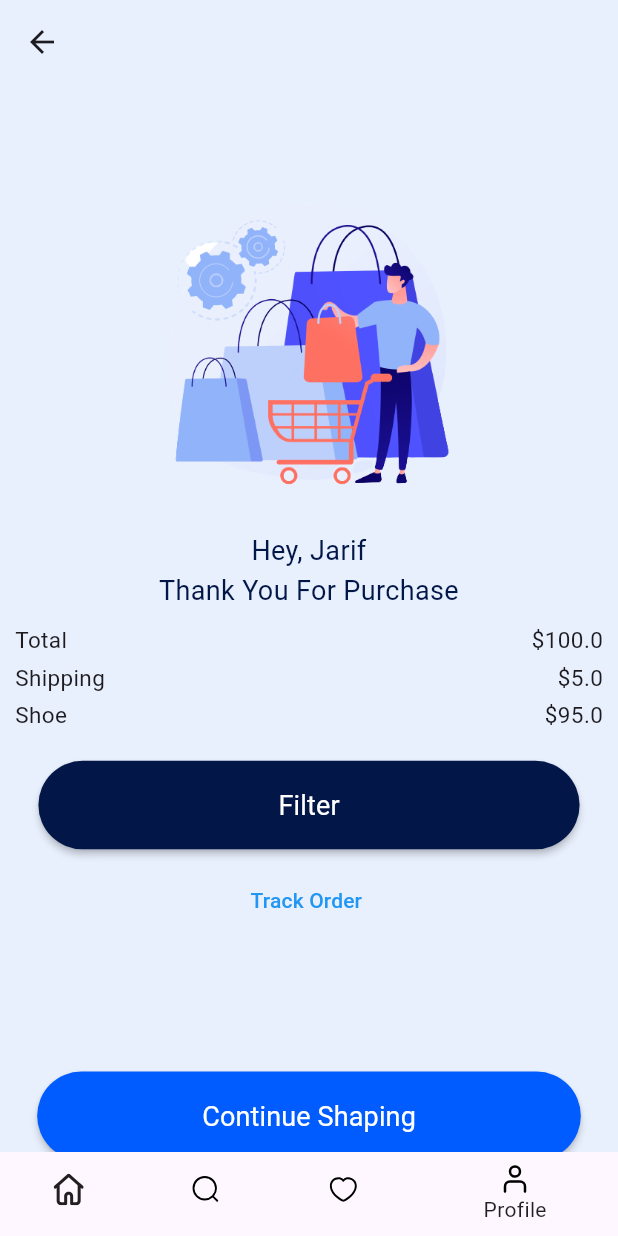
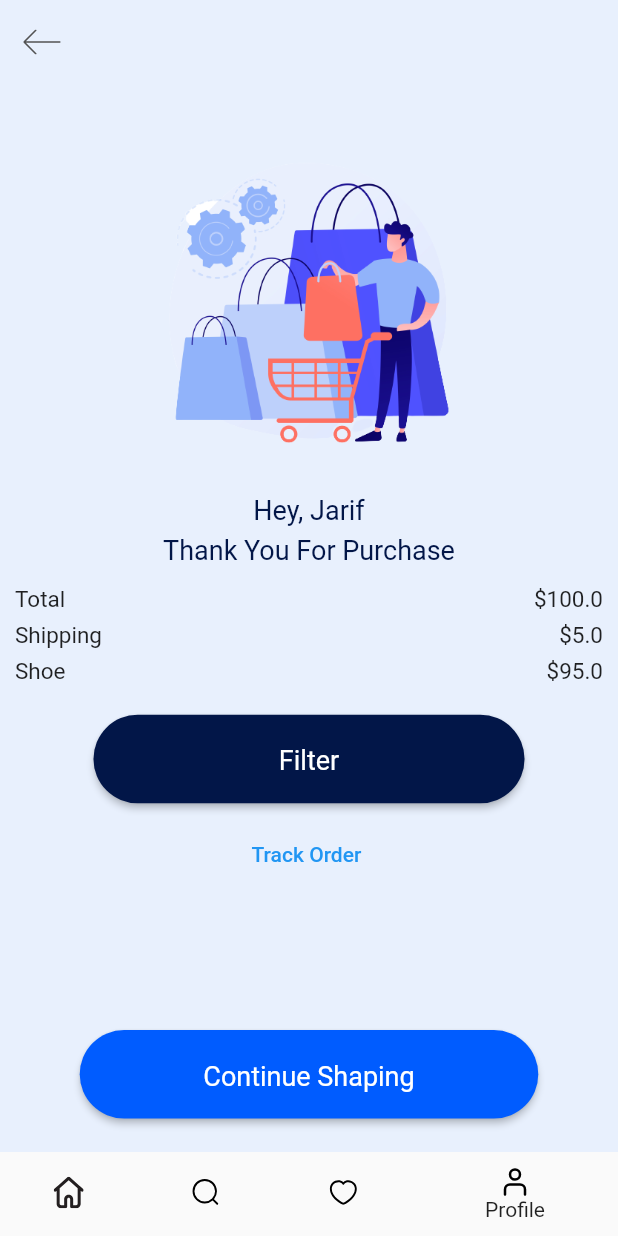
Before and after one commit to Anas2000Github/musice, a Flutter app: the screen it shows after launch, item 4 of the bottom bar chosen, after a tap on "Filter", on a phone screen of 412 x 824 dp. Run offline on Flutter 3.47's test engine with Material 2 defaults, Android fonts, the phone set to English and light mode, and no system bars; our stand-ins replace device_preview, flutter_svg, get; missing offline and left inert: custom_check_box.

Commit message:
responsive

```diff
--- a/lib/main.dart
+++ b/lib/main.dart
@@ -1,3 +1,5 @@
+import 'package:device_preview/device_preview.dart';
+import 'package:flutter/foundation.dart';
 import 'package:flutter/material.dart';
 import 'package:get/get_navigation/src/root/get_material_app.dart';
 import 'package:project_ecommerce/view/splash_screen.dart';
@@ -5,7 +7,11 @@ import 'package:project_ecommerce/view/splash_screen.dart';
 import 'helper/languages.dart';
 
 void main() {
-  runApp(const MyApp());
+
+  runApp(DevicePreview(
+      enabled: !kReleaseMode,
+      builder: (context) => const MyApp(),
+  ));
 }
 
 class MyApp extends StatelessWidget {
@@ -18,12 +24,12 @@ class MyApp extends StatelessWidget {
       debugShowCheckedModeBanner: false,
       title: 'Flutter Demo',
       translations: Languages(),
-      locale: Locale('en', 'us'),
-      theme: ThemeData(
-        colorScheme: ColorScheme.fromSeed(seedColor: Colors.deepPurple),
-        useMaterial3: true,
-      ),
-      home: SplashScreen(),
+      useInheritedMediaQuery: true,
+      locale: DevicePreview.locale(context),
+      builder: DevicePreview.appBuilder,
+      theme: ThemeData.light(),
+      darkTheme: ThemeData.dark(),
+      home: const SplashScreen(),
     );
   }
 }
--- a/lib/view/home_screen.dart
+++ b/lib/view/home_screen.dart
@@ -1,8 +1,6 @@
 import 'package:flutter/material.dart';
 import 'package:flutter_svg/flutter_svg.dart';
 import 'package:get/get.dart';
-import 'package:get/get_core/src/get_main.dart';
-import 'package:get/get_navigation/get_navigation.dart';
 import 'package:project_ecommerce/helper/sized_box_enum.dart';
 import 'package:project_ecommerce/widgets/custom_text.dart';
 
@@ -10,7 +8,7 @@ import '../constants.dart';
 
 class HomeScreen extends StatelessWidget {
    HomeScreen({Key? key}) : super(key: key);
-  final GlobalKey<ScaffoldState> _scaffoldKey = new GlobalKey<ScaffoldState>();
+  final GlobalKey<ScaffoldState> _scaffoldKey =  GlobalKey<ScaffoldState>();
   @override
   Widget build(BuildContext context) {
     return Scaffold(
@@ -18,14 +16,14 @@ class HomeScreen extends StatelessWidget {
       endDrawer: const Drawer(),
       backgroundColor: Constants.backGroundColor,
       body: Container(
-        padding: EdgeInsets.symmetric(horizontal: 20),
+        padding: const EdgeInsets.symmetric(horizontal: 10),
         child: SingleChildScrollView(
           child: Column(
             children: [
               Container(
                 height: 50,
                 width: Get.width,
-                margin: EdgeInsets.symmetric(vertical: 20),
+                margin: const EdgeInsets.symmetric(vertical: 20),
                 child: Row(
                   mainAxisAlignment: MainAxisAlignment.spaceBetween,
                   children: [
@@ -118,7 +116,7 @@ class HomeScreen extends StatelessWidget {
                 ),
               Container(
                 height: Get.height * .1,
-                padding: EdgeInsets.symmetric(horizontal: 5),
+                padding: const EdgeInsets.symmetric(horizontal: 5),
                 child: ListView.separated(
                   itemCount: 5,
                   scrollDirection: Axis.horizontal,
@@ -143,7 +141,7 @@ class HomeScreen extends StatelessWidget {
                                   color: Colors.black.withOpacity(.48),
                                 borderRadius: BorderRadius.circular(8.0)
                               ),
-                              padding: EdgeInsets.only(bottom: 5),
+                              padding: const EdgeInsets.only(bottom: 5),
                               alignment: Alignment.bottomCenter,
                               child: CustomText(
                                 text: 'Camera',
@@ -161,7 +159,7 @@ class HomeScreen extends StatelessWidget {
                  20.height,
                  Container(
                   height: Get.height * .34,
-                  padding: EdgeInsets.symmetric(horizontal: 5),
+                  padding: const EdgeInsets.symmetric(horizontal: 5),
                   child: ListView.separated(
                     itemCount: 5,
                     scrollDirection: Axis.horizontal,
@@ -192,7 +190,7 @@ class HomeScreen extends StatelessWidget {
                                               color: Colors.grey[300],
                                               borderRadius: BorderRadius.circular(20)
                                             ),
-                                            padding: EdgeInsets.symmetric(horizontal: 20),
+                                            padding: const EdgeInsets.symmetric(horizontal: 20),
                                                 child:Image.asset('assets/images/headphones.png',fit: BoxFit.fill,
                                                 opacity: const AlwaysStoppedAnimation(.9),)),
                                         Container(
@@ -231,14 +229,14 @@ class HomeScreen extends StatelessWidget {
                                         Container(
                                           width: 35,
                                           height: 17,
-                                          padding: EdgeInsets.symmetric(horizontal: 3),
+                                          padding: const EdgeInsets.symmetric(horizontal: 3),
                                           decoration: BoxDecoration(
                                               color: Colors.blueGrey[100],
                                             borderRadius: BorderRadius.circular(30)
                                           ),
                                           child:  Row(
                                             children: [
-                                              Icon(Icons.star,color: Colors.amber,size: 12,),
+                                              const Icon(Icons.star,color: Colors.amber,size: 12,),
                                               CustomText(
                                                 text: '4.9',
                                                 fontsize: 10,
@@ -259,7 +257,7 @@ class HomeScreen extends StatelessWidget {
                                           fontWeight: FontWeight.w400,
                                           fontsize: 13,
                                         ),
-                                        Icon(Icons.shopping_cart_outlined,color: Constants.fontColor,)
+                                        const Icon(Icons.shopping_cart_outlined,color: Constants.fontColor,)
                                       ],
                                     ),
 
@@ -280,9 +278,8 @@ class HomeScreen extends StatelessWidget {
                   text: 'Special For Gaming',
               ),
               Container(
-                width: Get.size.width,
-                height: Get.height * .34,
-                padding: EdgeInsets.symmetric(horizontal: 5),
+                width: Get.width,
+                height: Get.height * .35,
                 child: ListView.separated(
                   itemCount: 5,
                   scrollDirection: Axis.vertical,
@@ -298,7 +295,7 @@ class HomeScreen extends StatelessWidget {
                           Card(
                             elevation:10,
                             child: Container(
-                              width: Get.size.width*.85,
+                              width: Get.size.width*.8,
                               height: Get.height * .12,
                               color: Constants.backGroundColor,
                               padding: const EdgeInsets.symmetric(horizontal: 8,vertical: 4),
@@ -313,7 +310,7 @@ class HomeScreen extends StatelessWidget {
                                               color: Colors.grey[300],
                                               borderRadius: BorderRadius.circular(20)
                                           ),
-                                          padding: EdgeInsets.symmetric(horizontal: 10),
+                                          padding: const EdgeInsets.symmetric(horizontal: 10),
                                           child:Image.asset('assets/images/headphones.png',fit: BoxFit.fill,
                                             opacity: const AlwaysStoppedAnimation(.9),)),
                                      ),
@@ -365,20 +362,20 @@ class HomeScreen extends StatelessWidget {
                                                   color: Colors.grey[300],
                                                   borderRadius: BorderRadius.circular(10)
                                               ),
-                                              child: Icon(Icons.favorite,
+                                              child: const Icon(Icons.favorite,
                                                 color: Colors.red,size: 17,),
                                             ),
                                             Container(
                                               width: 35,
                                               height: 17,
-                                              padding: EdgeInsets.symmetric(horizontal: 3),
+                                              padding: const EdgeInsets.symmetric(horizontal: 3),
                                               decoration: BoxDecoration(
                                                   color: Colors.blueGrey[50],
                                                   borderRadius: BorderRadius.circular(30)
                                               ),
                                               child:  Row(
                                                 children: [
-                                                  Icon(Icons.star,color: Colors.amber,size: 12,),
+                                                  const Icon(Icons.star,color: Colors.amber,size: 12,),
                                                   CustomText(
                                                     text: '4.9',
                                                     fontsize: 10,
--- a/lib/view/order_details_screen.dart
+++ b/lib/view/order_details_screen.dart
@@ -1,5 +1,7 @@
 
 import 'package:flutter/material.dart';
+import 'package:flutter_svg/src/picture_provider.dart';
+import 'package:flutter_svg/svg.dart';
 import 'package:get/get.dart';
 import 'package:project_ecommerce/constants.dart';
 import 'package:project_ecommerce/helper/sized_box_enum.dart';
@@ -13,18 +15,19 @@ class OrderDetailsScreen extends StatelessWidget {
 
   @override
   Widget build(BuildContext context) {
+
     return Scaffold(
       backgroundColor: Constants.backGroundColor,
       appBar: AppBar(
         elevation: 0.0,
         backgroundColor: Constants.backGroundColor,
-        leading: IconButton(onPressed: (){}, icon: Icon(Icons.arrow_back)),
+        leading: IconButton(onPressed: (){}, icon: SvgPicture.asset('assets/svg/back.svg')),
       ),
       body: Container(
         width: Get.width,
         height: Get.height,
         alignment: Alignment.center,
-        margin: EdgeInsets.only(top: 50),
+
         child: SingleChildScrollView(
 
           child: Column(
@@ -40,7 +43,7 @@ class OrderDetailsScreen extends StatelessWidget {
                   child: CustomText(text:'Hey, Jarif \nThank You For Purchase',textAlign: TextAlign.center,fontsize: 18,height: 1.5,color: Constants.fontColor,),),
               Container(
                   height: Get.height*.3,
-                  padding: EdgeInsets.all(10),
+                  padding: const EdgeInsets.all(10),
                   child: Column(
                     children: [
                        Row(
@@ -71,7 +74,7 @@ class OrderDetailsScreen extends StatelessWidget {
                        ),
                       20.height,
                       CustomButton.buttonStyle(
-                          onPressed: () {}, text: 'Filter', paddingHorizontal: 160,
+                            onPressed: () {}, text: 'Filter', paddingHorizontal: Get.width*.3,
                           colorButton: Constants.fontColor,
                       borderSize: 50),
                       10.height,
@@ -80,7 +83,7 @@ class OrderDetailsScreen extends StatelessWidget {
                   ),),
                60.height,
                CustomButton.buttonStyle(
-                   onPressed: () {}, text: 'Continue Shaping', paddingHorizontal: 110,
+                   onPressed: () {}, text: 'Continue Shaping', paddingHorizontal: Get.width*.2,
                    colorButton: Constants.primaryColor,
                    borderSize: 50),
 
--- a/pubspec.yaml
+++ b/pubspec.yaml
@@ -26,11 +26,11 @@ dependencies:
 #  shared_preferences: ^2.1.0
   flutter_svg: ^1.1.6
   custom_check_box: ^0.0.4
+  device_preview: ^1.1.0
 #  another_stepper: ^1.2.2
 #  image_picker: ^0.8.7+4
 #  google_fonts: ^4.0.4
 #  get_storage: ^2.1.1
-
 
 
 dev_dependencies:
```
Also changed, not shown: lib/view/card_screen.dart (+9 -9 lines), lib/view/wishlist_screen.dart (+54 -28 lines), pubspec.lock, 1 other file.
